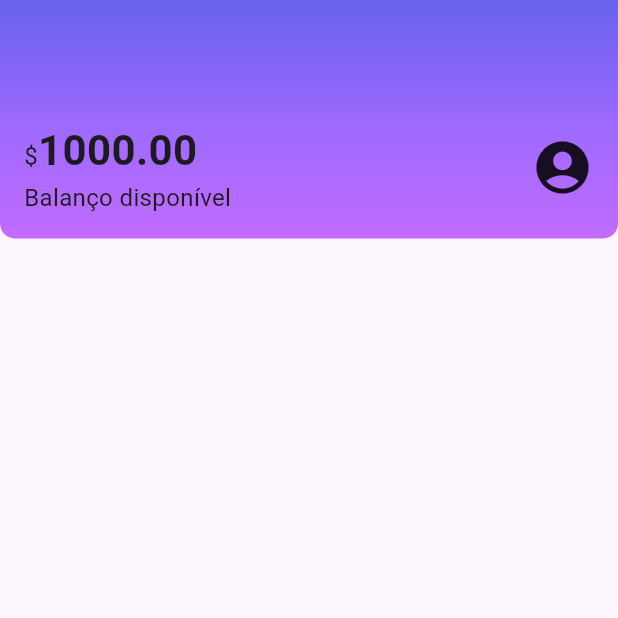
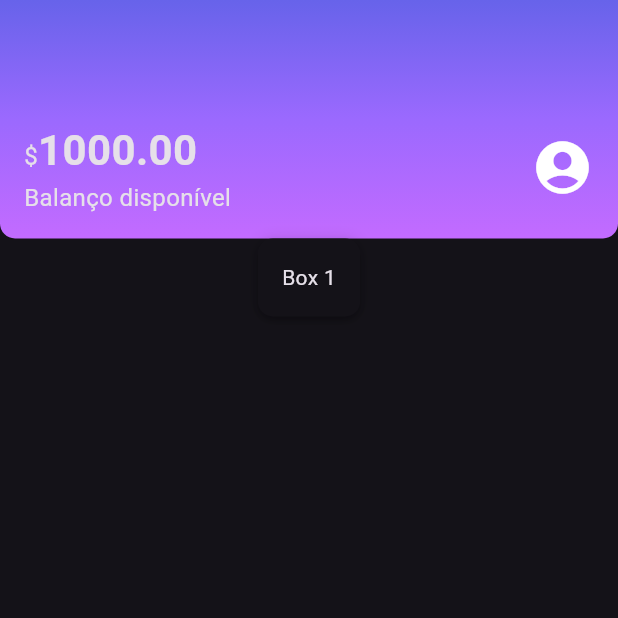
Before and after one commit to maxwelldantas/alura-alubank, a Flutter app: the screen it shows after launch, on a phone screen of 412 x 824 dp, the top half of it. Run offline on Flutter 3.47's test engine with Material 3 defaults, Android fonts, the phone set to English and light mode, and no system bars.

Commit message:
Criando os cartões sombreados

```diff
--- /dev/null
+++ b/lib/components/box_card.dart
@@ -0,0 +1,20 @@
+import 'package:flutter/material.dart';
+
+class BoxCard extends StatelessWidget {
+  final Widget boxContent;
+
+  const BoxCard({super.key, required this.boxContent});
+
+  @override
+  Widget build(BuildContext context) {
+    return Container(
+      padding: const EdgeInsets.all(16.0),
+      decoration: BoxDecoration(
+        boxShadow: kElevationToShadow[3],
+        borderRadius: BorderRadius.circular(10.0),
+        color: Theme.of(context).cardColor
+      ),
+      child: boxContent,
+    );
+  }
+}
--- a/lib/main.dart
+++ b/lib/main.dart
@@ -12,6 +12,7 @@ class Alubank extends StatelessWidget {
   Widget build(BuildContext context) {
     return MaterialApp(
       title: 'Alubank',
+      theme: ThemeData.dark(),
       home: Home()
     );
   }
--- a/lib/screens/home.dart
+++ b/lib/screens/home.dart
@@ -1,3 +1,4 @@
+import 'package:alubank/components/box_card.dart';
 import 'package:alubank/components/sections/header.dart';
 import 'package:flutter/material.dart';
 
@@ -9,6 +10,7 @@ class Home extends StatelessWidget {
     return Scaffold(body: Column(
       children: <Widget>[
         Header(),
+        BoxCard(boxContent: Text('Box 1')),
       ],
     ),
     );
```
